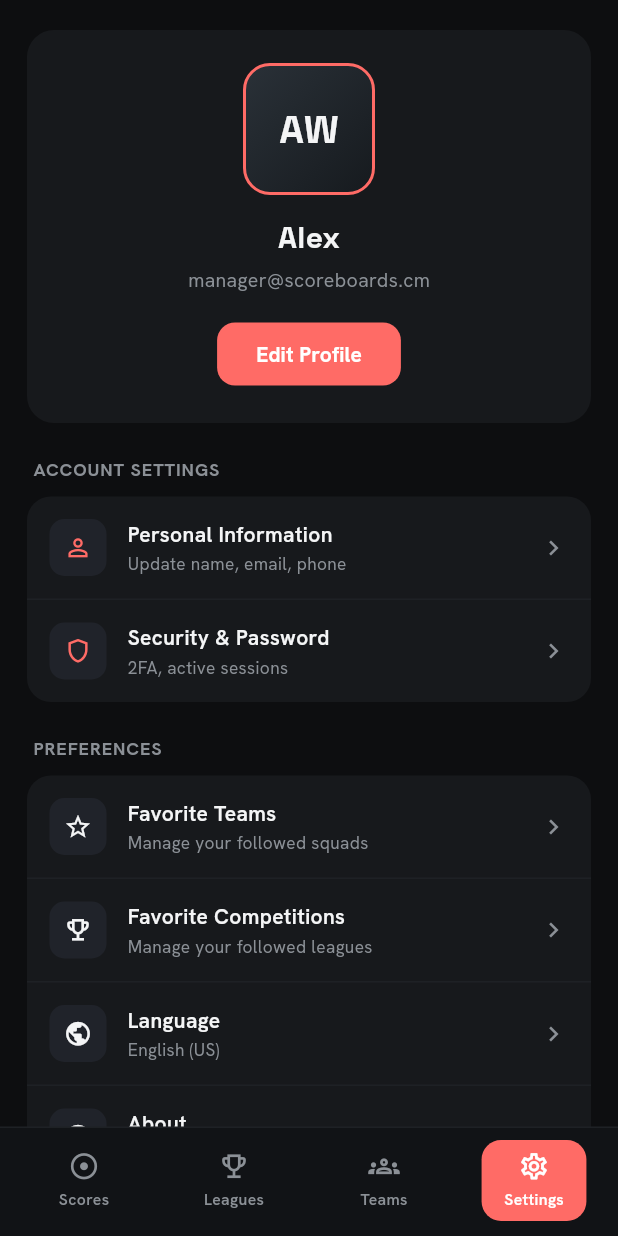
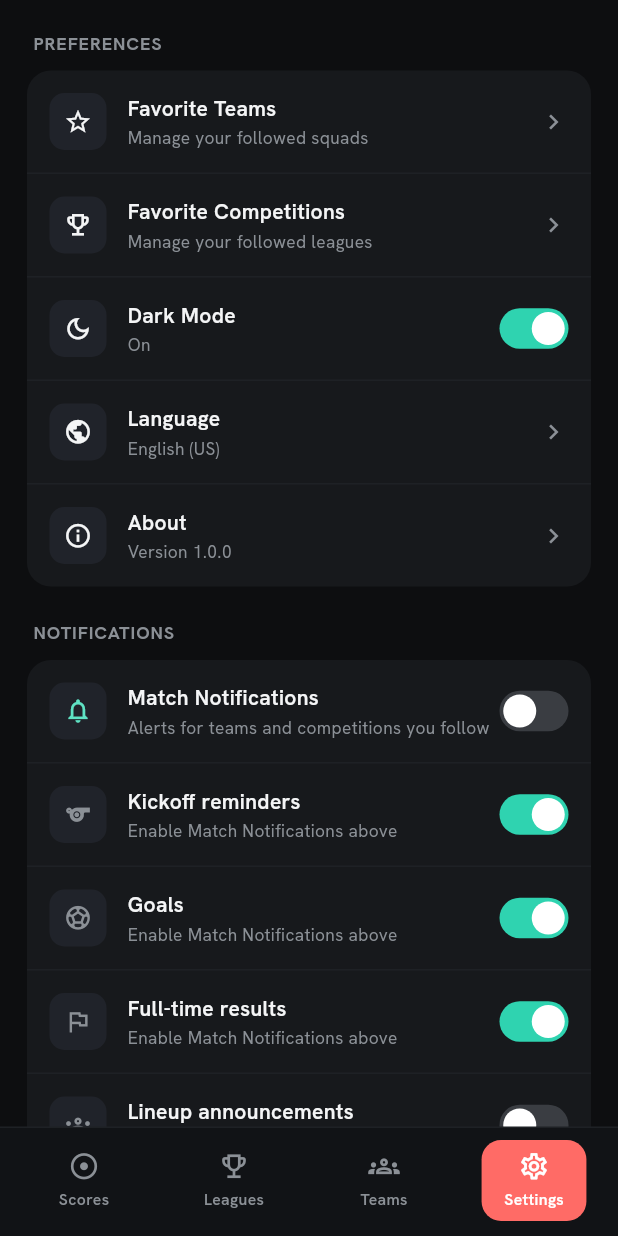
Before and after one commit to GMWA/scoreboards, a Flutter app: the screen it shows after launch, item 4 of the bottom bar chosen, on a phone screen of 412 x 824 dp. Run offline on Flutter 3.47's test engine with Material 3 defaults, Android fonts, the phone set to English and light mode, and no system bars; our stand-ins replace cached_network_image, flutter_dotenv, flutter_local_notifications, flutter_riverpod, flutter_svg, go_router and 3 more; missing offline and left inert: flutter_background_service; network calls fail.

Commit message:
fix settings screen details

```diff
--- a/lib/screens/settings/settings_screen.dart
+++ b/lib/screens/settings/settings_screen.dart
@@ -4,6 +4,11 @@ import 'package:google_fonts/google_fonts.dart';
 import 'package:shared_preferences/shared_preferences.dart';
 import 'package:scoreboards/constants/app_colors.dart';
 import 'package:scoreboards/services/favorites_service.dart';
+
+/// Temporarily off until there's an actual account system to back it —
+/// the profile card, account settings, and sign out are kept in place
+/// (not deleted) so they're ready to flip back on once sign-in ships.
+const bool kEnableAccountSettings = false;
 
 /// Settings screen, matching the "Scoreboards mobile" v2 design: profile
 /// card, account settings list, preference toggles, sign out.
@@ -13,7 +18,9 @@ import 'package:scoreboards/services/favorites_service.dart';
 /// built and persisted now (per-category prefs, disabled until the master
 /// toggle is on) even though push delivery isn't wired up yet — the UI is
 /// ready for when it ships, and the note under the section says so plainly
-/// rather than implying it already works.
+/// rather than implying it already works. Same idea for dark mode: the
+/// toggle is saved but the app is dark-only today, so it doesn't re-skin
+/// anything yet.
 class SettingsScreen extends StatefulWidget {
   const SettingsScreen({super.key});
 
@@ -27,12 +34,14 @@ class _SettingsScreenState extends State<SettingsScreen> {
   static const _kGoals = 'notif_goals';
   static const _kFullTime = 'notif_fulltime';
   static const _kLineups = 'notif_lineups';
+  static const _kDarkMode = 'dark_mode';
 
   bool _notifMaster = false;
   bool _notifKickoff = true;
   bool _notifGoals = true;
   bool _notifFullTime = true;
   bool _notifLineups = false;
+  bool _darkMode = true;
 
   @override
   void initState() {
@@ -49,6 +58,7 @@ class _SettingsScreenState extends State<SettingsScreen> {
       _notifGoals = prefs.getBool(_kGoals) ?? true;
       _notifFullTime = prefs.getBool(_kFullTime) ?? true;
       _notifLineups = prefs.getBool(_kLineups) ?? false;
+      _darkMode = prefs.getBool(_kDarkMode) ?? true;
     });
   }
 
@@ -67,6 +77,7 @@ class _SettingsScreenState extends State<SettingsScreen> {
           child: Column(
             crossAxisAlignment: CrossAxisAlignment.start,
             children: [
+              if (kEnableAccountSettings) ...[
                 _buildProfileCard(),
                 const SizedBox(height: 22),
                 _sectionLabel('ACCOUNT SETTINGS'),
@@ -89,6 +100,7 @@ class _SettingsScreenState extends State<SettingsScreen> {
                   ),
                 ]),
                 const SizedBox(height: 22),
+              ],
               _sectionLabel('PREFERENCES'),
               const SizedBox(height: 10),
               AnimatedBuilder(
@@ -114,6 +126,19 @@ class _SettingsScreenState extends State<SettingsScreen> {
                           ? 'Manage your followed leagues'
                           : '$compCount followed',
                       onTap: () => context.push('/settings/favorites/competitions'),
+                    ),
+                    _SettingsRow(
+                      icon: _darkMode ? Icons.dark_mode_outlined : Icons.light_mode_outlined,
+                      iconColor: AppColors.textPrimary,
+                      title: 'Dark Mode',
+                      subtitle: _darkMode ? 'On' : 'Off',
+                      trailing: _ToggleSwitch(
+                        value: _darkMode,
+                        onChanged: (v) {
+                          setState(() => _darkMode = v);
+                          _setPref(_kDarkMode, v);
+                        },
+                      ),
                     ),
                     _SettingsRow(
                       icon: Icons.public,
@@ -200,6 +225,7 @@ class _SettingsScreenState extends State<SettingsScreen> {
                   ),
                 ),
               ),
+              if (kEnableAccountSettings) ...[
                 const SizedBox(height: 10),
                 Center(
                   child: TextButton(
@@ -214,6 +240,7 @@ class _SettingsScreenState extends State<SettingsScreen> {
                     ),
                   ),
                 ),
+              ],
             ],
           ),
         ),
```
Lines whose indentation alone changed are shown as unchanged.
